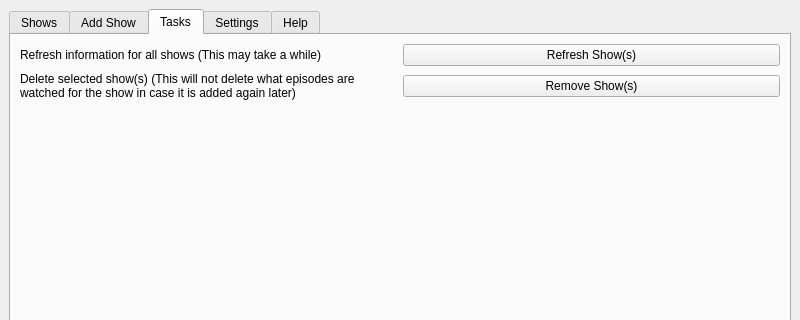
This is src/ui/main.ui in arch-stack/Show-Tracker as Qt 5 draws it before an edit; both pictures show x 0 to 800 and y 0 to 320 of the 800 by 600 pixel window. The edited form follows.
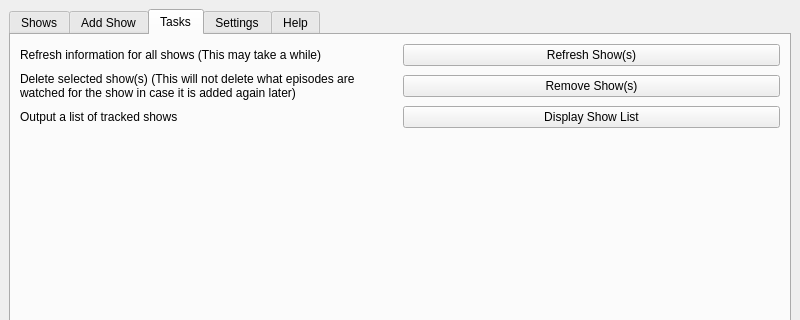
This is the edited form. The open tabs and pages were chosen to show the change.

Commit message: Added a task to show a dialog with a copyable list of the tracked show names

What changed in the file:
```diff
--- a/src/ui/main.ui
+++ b/src/ui/main.ui
@@ -174,7 +174,7 @@
             </property>
            </widget>
           </item>
-          <item row="2" column="0">
+          <item row="3" column="0">
            <spacer name="verticalSpacer">
             <property name="orientation">
              <enum>Qt::Vertical</enum>
@@ -187,6 +187,20 @@
             </property>
            </spacer>
           </item>
+          <item row="2" column="1">
+           <widget class="QPushButton" name="getshowlistbutton">
+            <property name="text">
+             <string>Display Show List</string>
+            </property>
+           </widget>
+          </item>
+          <item row="2" column="0">
+           <widget class="QLabel" name="label_5">
+            <property name="text">
+             <string>Output a list of tracked shows</string>
+            </property>
+           </widget>
+          </item>
          </layout>
         </item>
        </layout>
```
The commit also changes 1 other file.
